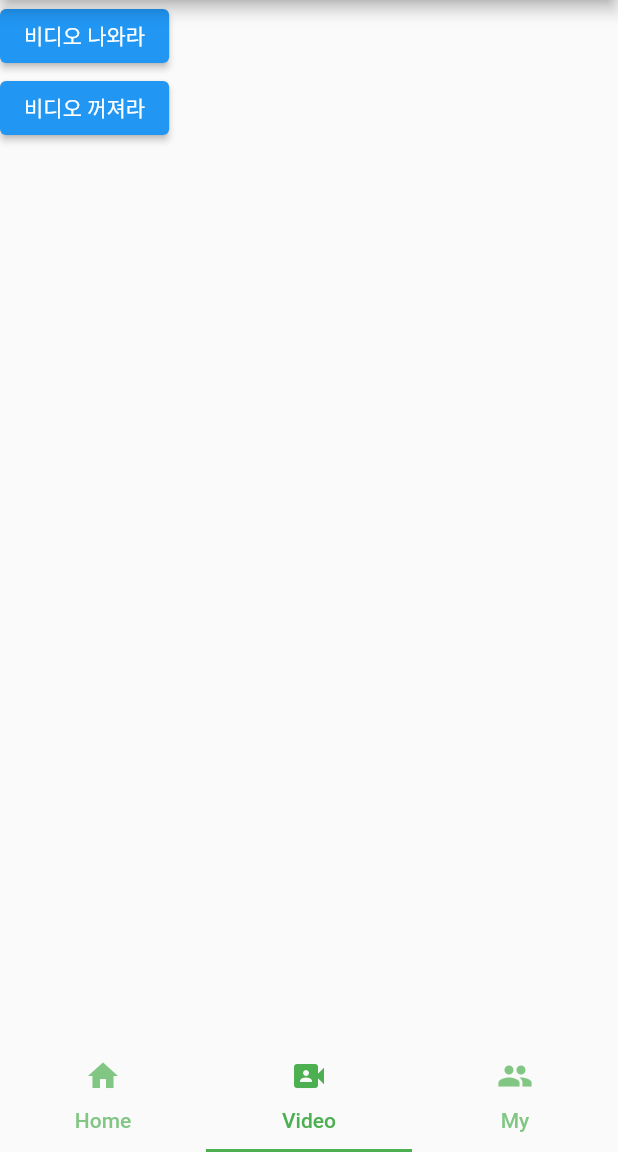
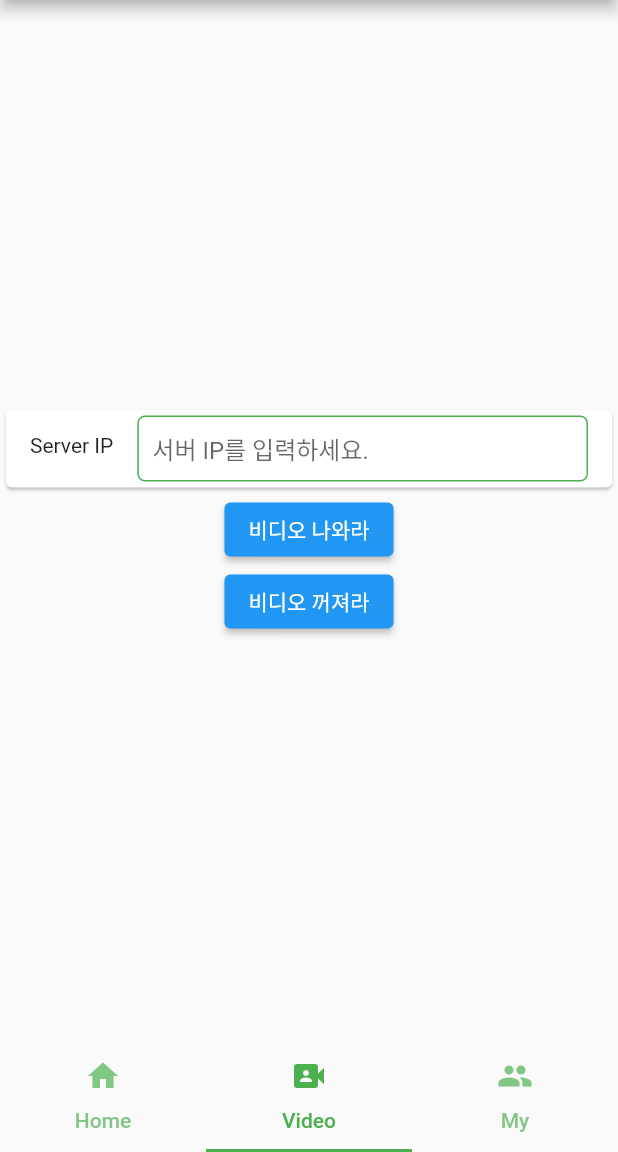
Before and after one commit to unh6uoj/pet_rest, a Flutter app: the screen it shows after launch, item 2 of the bottom bar chosen, after a tap on "비디오 나와라", on a phone screen of 412 x 824 dp, the part 84-1236 px from its top. Run offline on Flutter 3.47's test engine with Material 2 defaults, Android fonts, the phone set to English and light mode, and no system bars.

Commit message:
update_video_socket

```diff
--- a/lib/screen_video.dart
+++ b/lib/screen_video.dart
@@ -1,4 +1,9 @@
+import 'dart:io';
+import 'dart:convert';
+import 'dart:async';
+
 import 'package:flutter/material.dart';
+import 'package:flutter/services.dart';
 
 class VideoScreen extends StatefulWidget {
   const VideoScreen({Key? key}) : super(key: key);
@@ -9,16 +14,69 @@ class VideoScreen extends StatefulWidget {
 
 class _VideoScreenState extends State<VideoScreen> {
   String serverIP = "";
-  int port = 250001;
+  int port = 25001;
+  String sendStr = "";
+
+  TextEditingController ipCon = TextEditingController();
+
+  Socket clientSocket;
 
   @override
   Widget build(BuildContext context) {
     return Scaffold(
-        body: Column(
+        body: Center(
+            child: Column(
+      mainAxisAlignment: MainAxisAlignment.center,
       children: <Widget>[
-        ElevatedButton(onPressed: () {}, child: Text('비디오 나와라')),
-        ElevatedButton(onPressed: () {}, child: Text('비디오 꺼져라'))
+        infoArea(),
+        ElevatedButton(onPressed: connect, child: Text('비디오 나와라')),
+        ElevatedButton(onPressed: disconnect, child: Text('비디오 꺼져라')),
+        // Image.memory(bytes)
       ],
-    ));
+    )));
   }
+
+  Widget infoArea() {
+    return Card(
+      child: ListTile(
+          dense: true,
+          leading: Text("Server IP"),
+          title: TextField(
+            controller: ipCon,
+            decoration: InputDecoration(
+                hintText: "서버 IP를 입력하세요.",
+                contentPadding:
+                    const EdgeInsets.symmetric(vertical: 10, horizontal: 10),
+                isDense: true,
+                enabledBorder: OutlineInputBorder(
+                    borderRadius: BorderRadius.all(Radius.circular(5)),
+                    borderSide: BorderSide(color: Colors.green)),
+                focusedBorder: OutlineInputBorder(
+                    borderRadius: BorderRadius.all(Radius.circular(5)),
+                    borderSide: BorderSide(color: Colors.green))),
+          )),
+    );
+  }
+
+  void connect() async {
+    Socket.connect(ipCon.text, port, timeout: Duration(seconds: 5))
+        .then((socket) {
+      setState(() {
+        clientSocket = socket;
+      });
+    });
+
+    print('connected!');
+
+    clientSocket.add(utf8.encode(sendStr));
+    await Future.delayed(Duration(seconds: 5));
+
+    clientSocket.listen((List<int> event) {
+      print(event.length);
+    });
+
+    clientSocket.close();
+  }
+
+  void disconnect() async {}
 }
```
Also changed, not shown: 1 other file.
